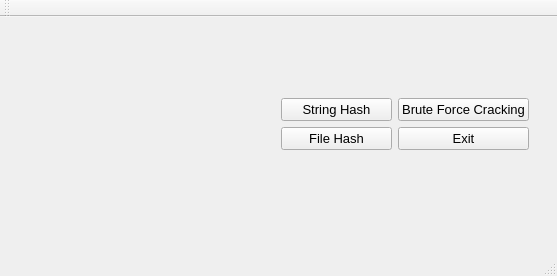
First picture: the form in mainwindow.ui, repository FediiBohdan/MD5-Hash-Generator-master, before the edit.
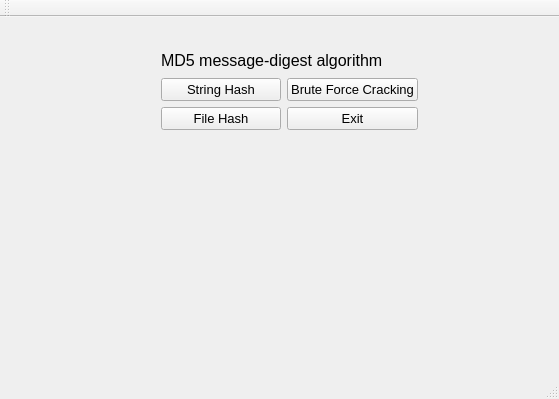
Second picture: the form after the edit. Icons and pictures are not drawn.

Patch:
```diff
--- a/mainwindow.ui
+++ b/mainwindow.ui
@@ -6,8 +6,8 @@
    <rect>
     <x>0</x>
     <y>0</y>
-    <width>557</width>
-    <height>276</height>
+    <width>559</width>
+    <height>399</height>
    </rect>
   </property>
   <property name="windowTitle">
@@ -17,13 +17,13 @@
    <string notr="true"/>
   </property>
   <widget class="QWidget" name="centralWidget">
-   <widget class="QLabel" name="label">
+   <widget class="QLabel" name="label_2">
     <property name="geometry">
      <rect>
-      <x>30</x>
-      <y>10</y>
-      <width>191</width>
-      <height>191</height>
+      <x>164</x>
+      <y>170</y>
+      <width>251</width>
+      <height>131</height>
      </rect>
     </property>
     <property name="text">
@@ -39,12 +39,29 @@
    <widget class="QWidget" name="">
     <property name="geometry">
      <rect>
-      <x>270</x>
-      <y>70</y>
-      <width>270</width>
-      <height>75</height>
+      <x>150</x>
+      <y>20</y>
+      <width>279</width>
+      <height>104</height>
      </rect>
     </property>
+    <layout class="QVBoxLayout" name="verticalLayout_3">
+     <item>
+      <widget class="QLabel" name="label">
+       <property name="font">
+        <font>
+         <pointsize>12</pointsize>
+        </font>
+       </property>
+       <property name="text">
+        <string>MD5 message-digest algorithm</string>
+       </property>
+       <property name="scaledContents">
+        <bool>true</bool>
+       </property>
+      </widget>
+     </item>
+     <item>
     <layout class="QHBoxLayout" name="horizontalLayout">
      <item>
       <layout class="QVBoxLayout" name="verticalLayout">
@@ -103,6 +120,8 @@
       </layout>
      </item>
     </layout>
+     </item>
+    </layout>
    </widget>
   </widget>
   <widget class="QMenuBar" name="menuBar">
```
Left out of the diff: 6 changed lines with no effect on the pictures. Lines whose indentation alone changed are shown as unchanged.
